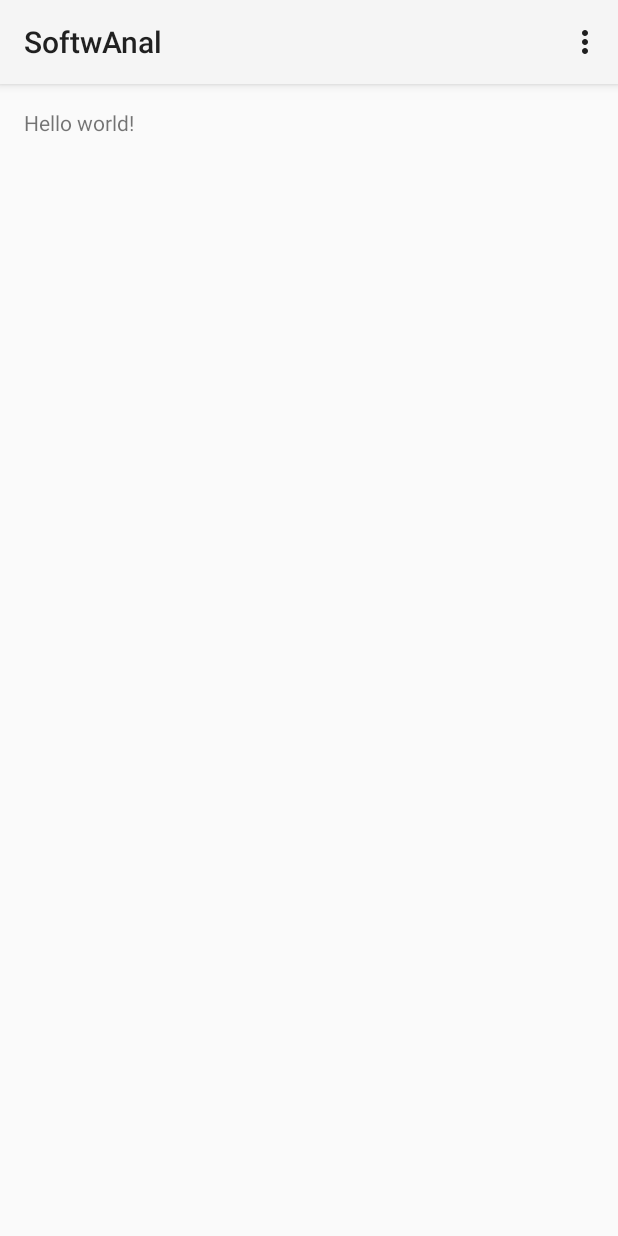
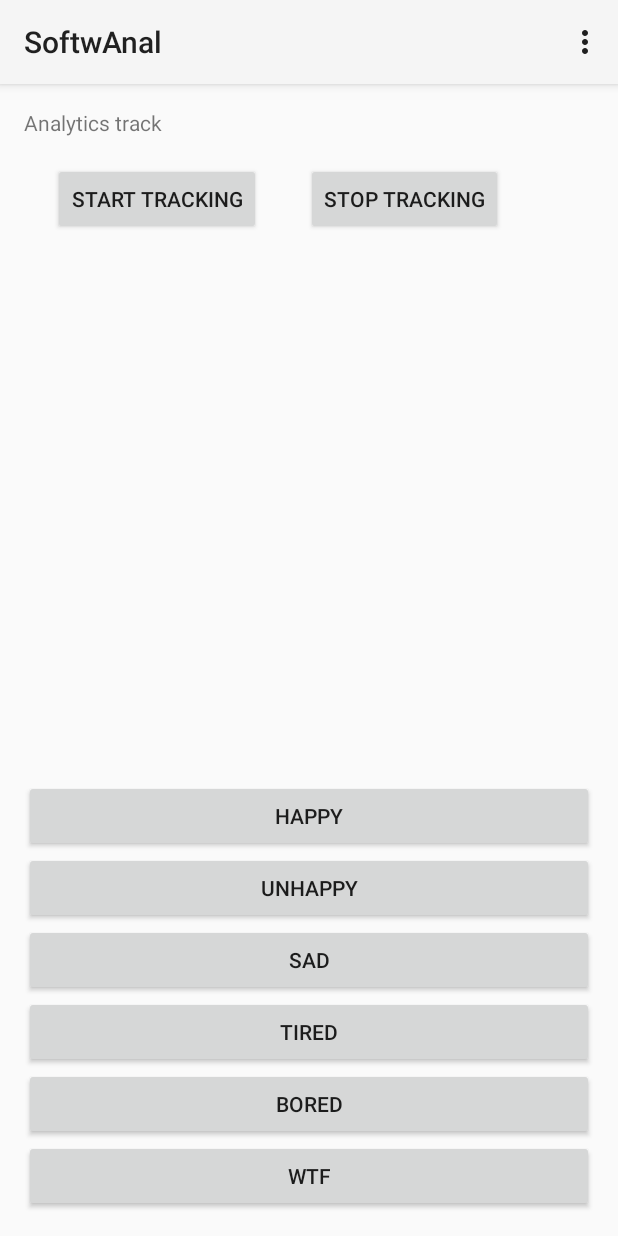
Before and after one commit to Alshweiki/SoftwAnal, an Android app: the screen it shows after launch (MainActivity), on a phone screen of 412 x 824 dp. Run offline under Robolectric (Android 15) with nearby library versions, the phone set to English and light mode, and no system bars.

Commit message:
Add some buttons to the first page.

```diff
--- a/app/build.gradle
+++ b/app/build.gradle
@@ -2,7 +2,7 @@ apply plugin: 'com.android.application'
 
 android {
     compileSdkVersion 23
-    buildToolsVersion "23.0.3"
+    buildToolsVersion '25.0.0'
 
     defaultConfig {
         applicationId "hes_so.softwanal"
--- a/app/src/main/java/hes_so/softwanal/MainActivity.java
+++ b/app/src/main/java/hes_so/softwanal/MainActivity.java
@@ -11,6 +11,7 @@ public class MainActivity extends Activity {
     protected void onCreate(Bundle savedInstanceState) {
         super.onCreate(savedInstanceState);
         setContentView(R.layout.activity_main);
+
     }
 
     @Override
--- a/app/src/main/res/layout/activity_main.xml
+++ b/app/src/main/res/layout/activity_main.xml
@@ -5,7 +5,76 @@
     android:paddingTop="@dimen/activity_vertical_margin"
     android:paddingBottom="@dimen/activity_vertical_margin" tools:context=".MainActivity">
 
-    <TextView android:text="@string/hello_world" android:layout_width="wrap_content"
-        android:layout_height="wrap_content" />
+    <Button
+        android:id="@+id/button"
+        android:layout_width="wrap_content"
+        android:layout_height="wrap_content"
+        android:layout_marginTop="17dp"
+        android:text="Start tracking"
+        android:layout_marginStart="19dp"
+        android:layout_below="@+id/textView2"
+        android:layout_alignParentStart="true" />
+
+    <Button
+        android:id="@+id/button2"
+        android:layout_width="wrap_content"
+        android:layout_height="wrap_content"
+        android:text="Stop tracking"
+        android:layout_alignBaseline="@+id/button"
+        android:layout_alignBottom="@+id/button"
+        android:layout_toEndOf="@+id/button"
+        android:layout_marginStart="30dp" />
+
+    <TextView
+        android:id="@+id/textView2"
+        android:layout_width="wrap_content"
+        android:layout_height="wrap_content"
+        android:text="Analytics track"
+        android:layout_alignParentTop="true"
+        android:layout_alignParentStart="true" />
+
+    <LinearLayout
+        android:layout_width="match_parent"
+        android:layout_height="wrap_content"
+        android:orientation="vertical"
+        android:layout_alignParentBottom="true"
+        android:layout_alignParentStart="true">
+
+        <Button
+            android:id="@+id/button36"
+            android:layout_width="match_parent"
+            android:layout_height="wrap_content"
+            android:text="Happy" />
+
+        <Button
+            android:id="@+id/button41"
+            android:layout_width="match_parent"
+            android:layout_height="wrap_content"
+            android:text="Unhappy" />
+
+        <Button
+            android:id="@+id/button40"
+            android:layout_width="match_parent"
+            android:layout_height="wrap_content"
+            android:text="Sad" />
+
+        <Button
+            android:id="@+id/button39"
+            android:layout_width="match_parent"
+            android:layout_height="wrap_content"
+            android:text="Tired" />
+
+        <Button
+            android:id="@+id/button38"
+            android:layout_width="match_parent"
+            android:layout_height="wrap_content"
+            android:text="Bored" />
+
+        <Button
+            android:id="@+id/button37"
+            android:layout_width="match_parent"
+            android:layout_height="wrap_content"
+            android:text="WTF" />
+    </LinearLayout>
 
 </RelativeLayout>
--- a/build.gradle
+++ b/build.gradle
@@ -5,7 +5,7 @@ buildscript {
         jcenter()
     }
     dependencies {
-        classpath 'com.android.tools.build:gradle:1.3.0'
+        classpath 'com.android.tools.build:gradle:2.3.0'
 
         // NOTE: Do not place your application dependencies here; they belong
         // in the individual module build.gradle files
```
Also changed, not shown: gradle/wrapper/gradle-wrapper.properties, 2 other files.
